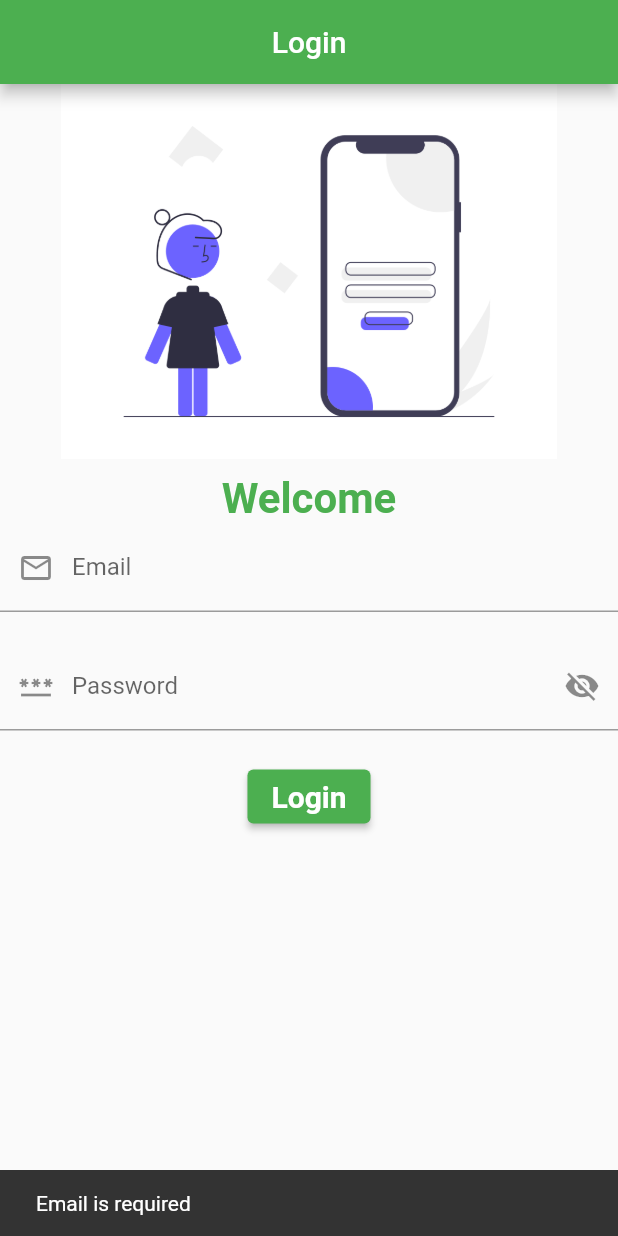
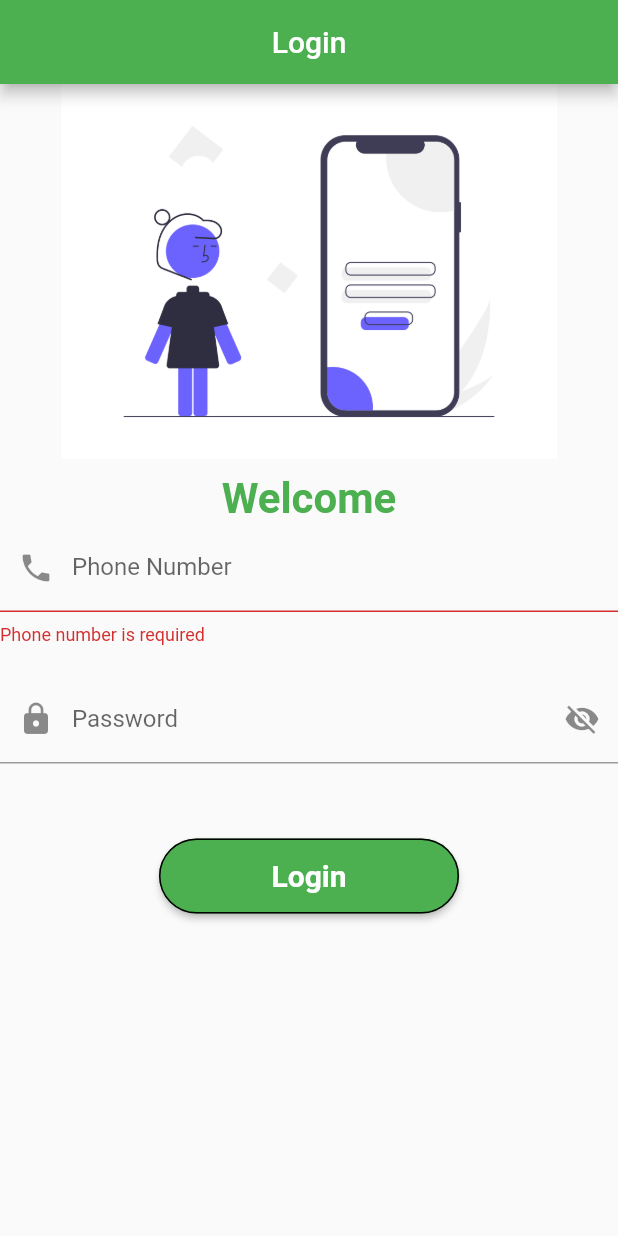
Before and after one commit to Bhushan-Gaikar/Task, a Flutter app: the screen it shows after launch, after a tap on "Login", on a phone screen of 412 x 824 dp. Run offline on Flutter 3.47's test engine with Material 2 defaults, Android fonts, the phone set to English and light mode, and no system bars.

```diff
--- a/lib/main.dart
+++ b/lib/main.dart
@@ -8,27 +8,17 @@ void main() {
 
 class MyApp extends StatelessWidget {
   const MyApp({super.key});
-
-  // This widget is the root of your application.
   @override
   Widget build(BuildContext context) {
     return MaterialApp(
-      title: 'Flutter Demo',
+      debugShowCheckedModeBanner: false,
+      title: 'Task',
       theme: ThemeData(
-        // This is the theme of your application.
-        //
-        // Try running your application with "flutter run". You'll see the
-        // application has a blue toolbar. Then, without quitting the app, try
-        // changing the primarySwatch below to Colors.green and then invoke
-        // "hot reload" (press "r" in the console where you ran "flutter run",
-        // or simply save your changes to "hot reload" in a Flutter IDE).
-        // Notice that the counter didn't reset back to zero; the application
-        // is not restarted.
         primarySwatch: Colors.green,
       ),
       initialRoute: '/',
       routes: {
-        '/': (context) => LoginScreen(),
+        '/': (context) => const LoginScreen(),
         '/home': (context) => const HomeScreen(),
       },
     );
--- a/lib/pages/login_screen.dart
+++ b/lib/pages/login_screen.dart
@@ -1,10 +1,44 @@
+import 'dart:convert';
+
 import 'package:flutter/material.dart';
+import 'package:http/http.dart' as http;
 
-class LoginScreen extends StatelessWidget {
-  LoginScreen({super.key});
+class LoginScreen extends StatefulWidget {
+  const LoginScreen({super.key});
 
-  final TextEditingController _emailController = TextEditingController();
+  @override
+  State<LoginScreen> createState() => _LoginScreenState();
+}
+
+class _LoginScreenState extends State<LoginScreen> {
+  final _formKey = GlobalKey<FormState>();
+
+  final TextEditingController _phoneController = TextEditingController();
+
   final TextEditingController _passwordController = TextEditingController();
+
+  bool obscure = true;
+
+  Future login(String phone,String password)async {
+    try{
+      final userData = {
+          "phone_no" : phone,
+          "password" : password,
+      };
+      final Uri url = Uri.parse('https://societypro.in/socapp/Admin/login_api');
+      final response = await http.post(url,
+          body: userData,
+      );
+      if(response.statusCode == 200){
+        print(response.body);
+        Navigator.pushReplacementNamed(context, '/home');
+      }else{
+        print('Unable to login');
+      }
+    }catch(e){
+      print(e.toString());
+    }
+  }
 
   @override
   Widget build(BuildContext context) {
@@ -13,7 +47,10 @@ class LoginScreen extends StatelessWidget {
         title: const Text('Login'),
         centerTitle: true,
       ),
-      body: Column(
+      body: Form(
+        key: _formKey,
+        child: SingleChildScrollView(
+          child: Column(
             mainAxisAlignment: MainAxisAlignment.start,
             crossAxisAlignment: CrossAxisAlignment.center,
             children: [
@@ -35,51 +72,71 @@ class LoginScreen extends StatelessWidget {
                         fontWeight: FontWeight.bold),
                   ),
                   TextFormField(
-                controller: _emailController,
-                keyboardType: TextInputType.emailAddress,
+                    controller: _phoneController,
                     decoration: const InputDecoration(
-                  labelText: 'Email',
-                  hintText: 'Enter Your Email',
-                  prefixIcon: Icon(Icons.email_outlined),
+                      labelText: 'Phone Number',
+                      hintText: 'Enter Your phone number',
+                      prefixIcon: Icon(Icons.phone),
                     ),
+                    validator: (value){
+                      if(value!.isEmpty){
+                        return 'Phone number is required';
+                      }
+                      return null;
+                    },
+                    onSaved: (value){
+                      _phoneController.text = value!;
+                    },
                   ),
                   const SizedBox(height: 20),
                   TextFormField(
                     controller: _passwordController,
-                keyboardType: TextInputType.emailAddress,
-                obscureText: true,
+                    obscureText: obscure,
                     obscuringCharacter: '*',
-                decoration: const InputDecoration(
+                    decoration: InputDecoration(
                         labelText: 'Password',
                         hintText: 'Enter Your Password',
-                    prefixIcon: Icon(Icons.password),
-                    suffixIcon: Icon(Icons.visibility_off)),
+                        prefixIcon: const Icon(Icons.lock),
+                        suffixIcon: InkWell(
+                          onTap: (){
+                            setState(() {
+                              obscure = !obscure;
+                            });
+                          },
+                            child: Icon( obscure ? Icons.visibility_off : Icons.visibility))),
+
+                    onSaved: (value){
+                      _passwordController.text = value!;
+                    },
                   ),
-              const SizedBox(height: 20),
-              ElevatedButton(
+                  const SizedBox(height: 50),
+                  SizedBox(
+                    height: 50,
+                    width: 200,
+                    child: ElevatedButton(
                         onPressed: () {
-                    if (_emailController.text.isEmpty) {
-                      ScaffoldMessenger.of(context).showSnackBar(
-                          const SnackBar(content: Text('Email is required')));
-                    } else if (_passwordController.text.isEmpty) {
-                      ScaffoldMessenger.of(context).showSnackBar(const SnackBar(
-                          content: Text('Password is required')));
-                    } else if (_passwordController.text.length < 6) {
-                      ScaffoldMessenger.of(context).showSnackBar(const SnackBar(
-                          content:
-                              Text('Password must be at least 6 characters')));
-                    } else {
-                      Navigator.pushReplacementNamed(context, '/home');
+                            if(_formKey.currentState!.validate()){
+                              login(_phoneController.text.toString(),_passwordController.text.toString());
                             }
                         },
+                        style: ElevatedButton.styleFrom(
+                          shape: const StadiumBorder(),
+                          side: const BorderSide(
+                            style: BorderStyle.solid,
+                          ),
+                        ),
                         child: const Text(
                           'Login',
                           style: TextStyle(fontSize: 20, fontWeight: FontWeight.bold),
                         )),
+                  ),
                 ],
               ),
             ],
           ),
+        ),
+      ),
     );
   }
+
 }
--- a/pubspec.yaml
+++ b/pubspec.yaml
@@ -35,6 +35,8 @@ dependencies:
   # The following adds the Cupertino Icons font to your application.
   # Use with the CupertinoIcons class for iOS style icons.
   cupertino_icons: ^1.0.2
+  shared_preferences: ^2.2.0
+  http: ^0.13.4
 
 dev_dependencies:
   flutter_test:
```
Also changed, not shown: lib/pages/home_screen.dart (+123 -55 lines), pubspec.lock. Lines whose indentation alone changed are shown as unchanged.
